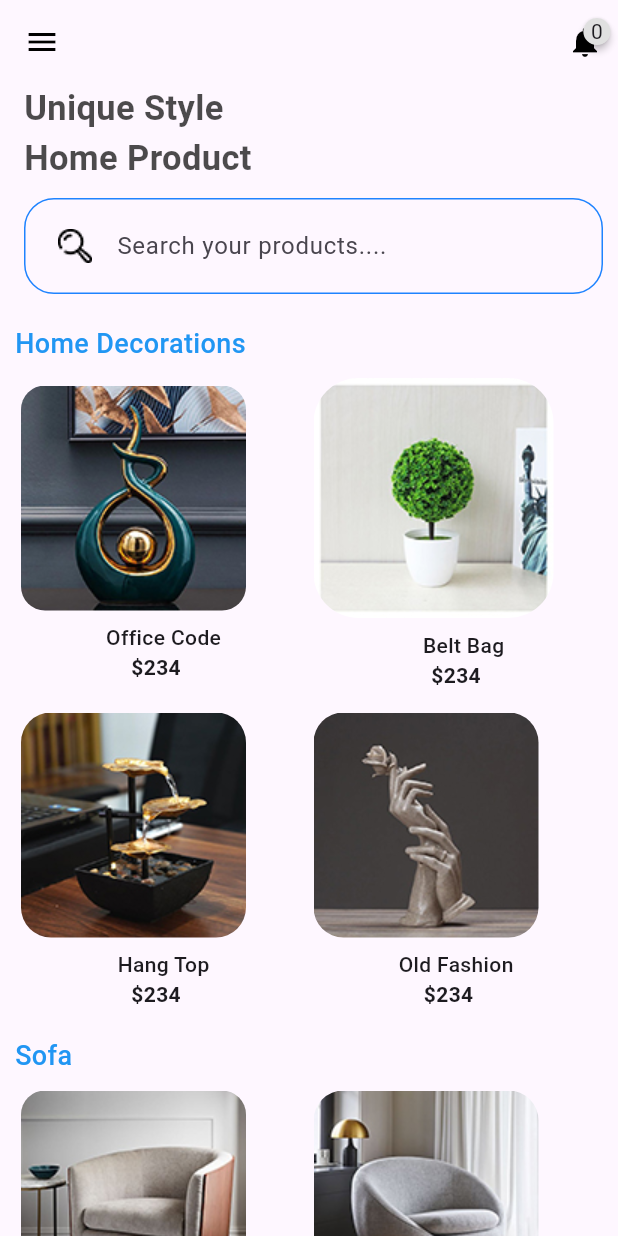
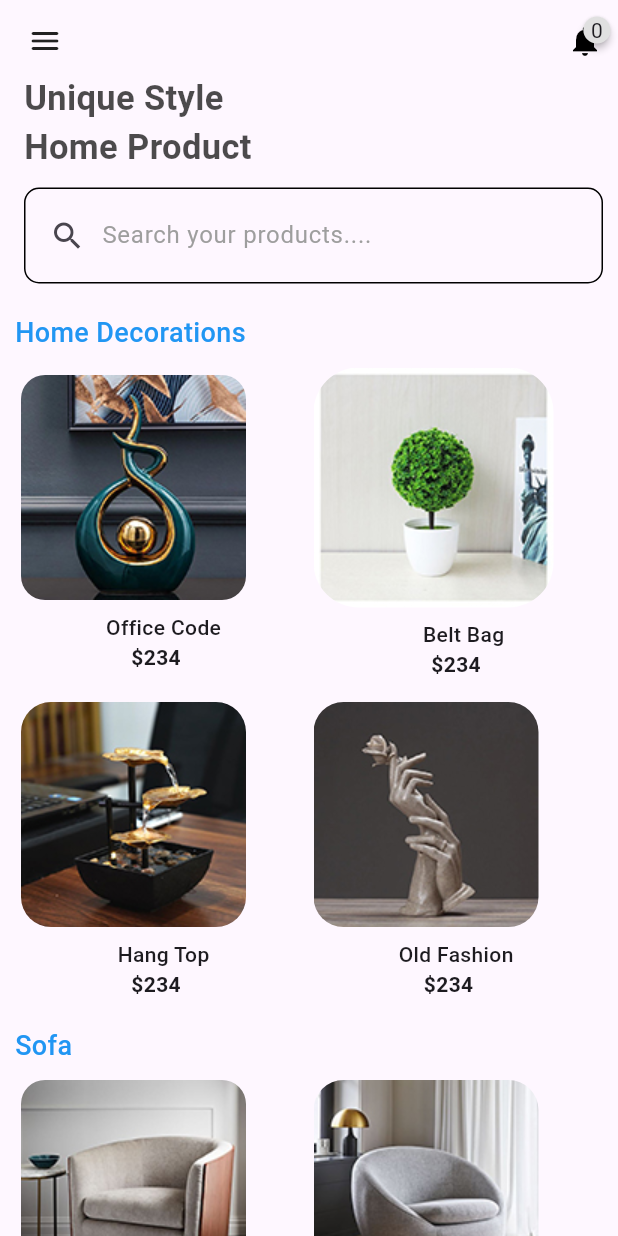
Before and after one commit to Tosin8/ktea, a Flutter app: the Home_Body screen opened directly, on a phone screen of 412 x 824 dp. Run offline on Flutter 3.47's test engine with Material 3 defaults, Android fonts, the phone set to English and light mode, and no system bars; our stand-ins replace animate_do, custom_navigation_bar, firebase_auth, firebase_core, get; missing offline and left inert: antdesign_icons; accounts and stored records are empty.

Commit message:
Updating Search button ui

```diff
--- a/lib/components/app_widgets.dart
+++ b/lib/components/app_widgets.dart
@@ -13,11 +13,11 @@ class SearchBarWidget extends StatefulWidget {
 }
 
 class _SearchBarWidgetState extends State<SearchBarWidget> {
-  TextEditingController _searchController = TextEditingController();
+  final TextEditingController _searchController = TextEditingController();
 
   @override
   void dispose() {
-    // TODO: implement dispose
+
     super.dispose();
     _searchController.dispose();
   }
@@ -31,22 +31,22 @@ class _SearchBarWidgetState extends State<SearchBarWidget> {
         textInputAction: TextInputAction.search,
         controller: _searchController,
         decoration: InputDecoration(
-            hintText: 'Search your products....',
+            hintText: 'Search your products....',hintStyle: TextStyle(color: Colors.grey.shade500),
             contentPadding:
                 const EdgeInsets.symmetric(horizontal: 40, vertical: 20),
             enabledBorder: OutlineInputBorder(
-              borderRadius: BorderRadius.circular(20),
-              borderSide: BorderSide(color: kSecondaryColor),
+              borderRadius: BorderRadius.circular(10),
+              borderSide: BorderSide(color: Colors.black),
               gapPadding: 10,
             ),
             focusedBorder: OutlineInputBorder(
-              borderRadius: BorderRadius.circular(20),
-              borderSide: BorderSide(color: kSecondaryColor),
+              borderRadius: BorderRadius.circular(10),
+              borderSide: BorderSide(color:Colors.orange),
               gapPadding: 10,
             ),
             prefixIcon: Padding(
                 padding: const EdgeInsets.only(left: 10),
-                child: Image.asset('assets/icons/search_23.png')),
+                child: Icon(Icons.search)),
             border: InputBorder.none),
         onChanged: (value) {
           // perform search operations based on the entered value.
--- a/lib/screens/categories/category.dart
+++ b/lib/screens/categories/category.dart
@@ -17,15 +17,17 @@ class _CategoryState extends State<Category> {
   @override
   Widget build(BuildContext context) {
     return Scaffold(
-      drawer: const App_Drawer(),
-      appBar: AppBar(
-        iconTheme: const IconThemeData(color: Colors.blue),
-        title: Text(
-          'Category',
-          style: AppBar_Header,
-        ),
-        centerTitle: true,
-      ),
+
+      //drawer: const App_Drawer(),
+      // appBar: AppBar(
+      //   automaticallyImplyLeading: false,
+      //   iconTheme: const IconThemeData(color: Colors.blue),
+      //   // title: Text(
+      //   //   'Category',
+      //   //   style: AppBar_Header,
+      //   // ),
+      //  // centerTitle: true,
+      // ),
       body: const Category_Body(),
     );
   }
--- a/lib/screens/categories/category_body.dart
+++ b/lib/screens/categories/category_body.dart
@@ -13,8 +13,10 @@ class _Category_BodyState extends State<Category_Body> {
   @override
   Widget build(BuildContext context) {
     return Padding(
-        padding: const EdgeInsets.symmetric(vertical: 10),
+        padding: const EdgeInsets.symmetric(vertical: 10,horizontal: 20
+      ),
         child: ListView(children: const [
+          Text('Collection', style: TextStyle(color: Colors.black, fontSize: 30, fontWeight: FontWeight.w500),),
           HomeDecoration(),
           SizedBox(height: 20),
           Sofa(),
--- a/lib/screens/home/home_body.dart
+++ b/lib/screens/home/home_body.dart
@@ -19,15 +19,47 @@ class _Home_BodyState extends State<Home_Body> {
   Widget build(BuildContext context) {
     return SafeArea(
         child: Scaffold(
-      appBar: AppBar(
-        automaticallyImplyLeading: false,
-        iconTheme: const IconThemeData(
-            color: Colors.blueAccent),
-            // for changing default color.
-       // elevation: 0,
-       // shadowColor: Colors.black,
-       leading: Icon(Icons.menu, color: Colors.black,),
-        actions: [
+      // appBar: AppBar(
+      //   automaticallyImplyLeading: false,
+      //   iconTheme: const IconThemeData(
+      //       color: Colors.blueAccent),
+      //       // for changing default color.
+      //  // elevation: 0,
+      //  // shadowColor: Colors.black,
+      //  leading: Icon(Icons.menu, color: Colors.black,),
+      //   actions: [
+      //     GestureDetector(
+      //         onTap: () {
+      //           Get.to(const Notifications());
+      //         },
+      //         child:
+      //         badges.Badge(
+      //           position: badges.BadgePosition.topEnd(top: -10, end: -5),
+      //           badgeContent: const Text('0'),
+      //           showBadge: true,
+      //                       badgeAnimation: const badges.BadgeAnimation.scale(animationDuration: Duration(milliseconds: 4500),
+      //                       curve: Curves.easeIn,
+      //                       loopAnimation: true),
+      //           child:  const Icon(Icons.notifications,
+
+      //                       color: Colors.black,),
+      //                       badgeStyle: badges.BadgeStyle(badgeColor: Colors.grey.shade300),
+
+      //         )
+      //         ),
+      //         const SizedBox(width: 10),
+      //   ]
+      //         ),
+      body: Padding(
+        padding: const EdgeInsets.only(left: 10),
+        child: ListView(children: [
+          const SizedBox(height: 15),
+          Padding( padding: const EdgeInsets.only(left: 8, right: 10),
+            child: Row(
+                    mainAxisAlignment: MainAxisAlignment.spaceBetween,
+              children: [
+
+              const Icon(Icons.menu_rounded),
             GestureDetector(
                 onTap: () {
                   Get.to(const Notifications());
@@ -47,12 +79,10 @@ class _Home_BodyState extends State<Home_Body> {
 
                 )
                 ),
-              const SizedBox(width: 10),
-        ]
+
+            ],),
           ),
-      body: Padding(
-        padding: const EdgeInsets.only(left: 10),
-        child: ListView(children: [
+          SizedBox(height: 10),
           Text(
             ' Unique Style \n Home Product',
             style: TextStyle(
```
Lines whose indentation alone changed are shown as unchanged.
